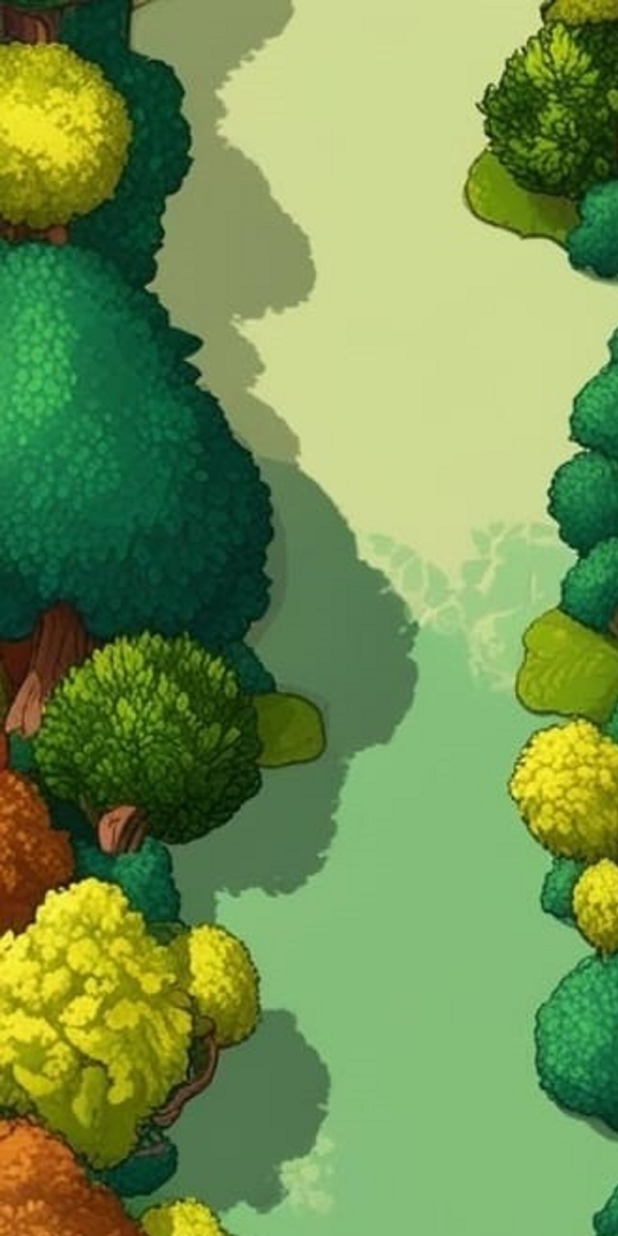
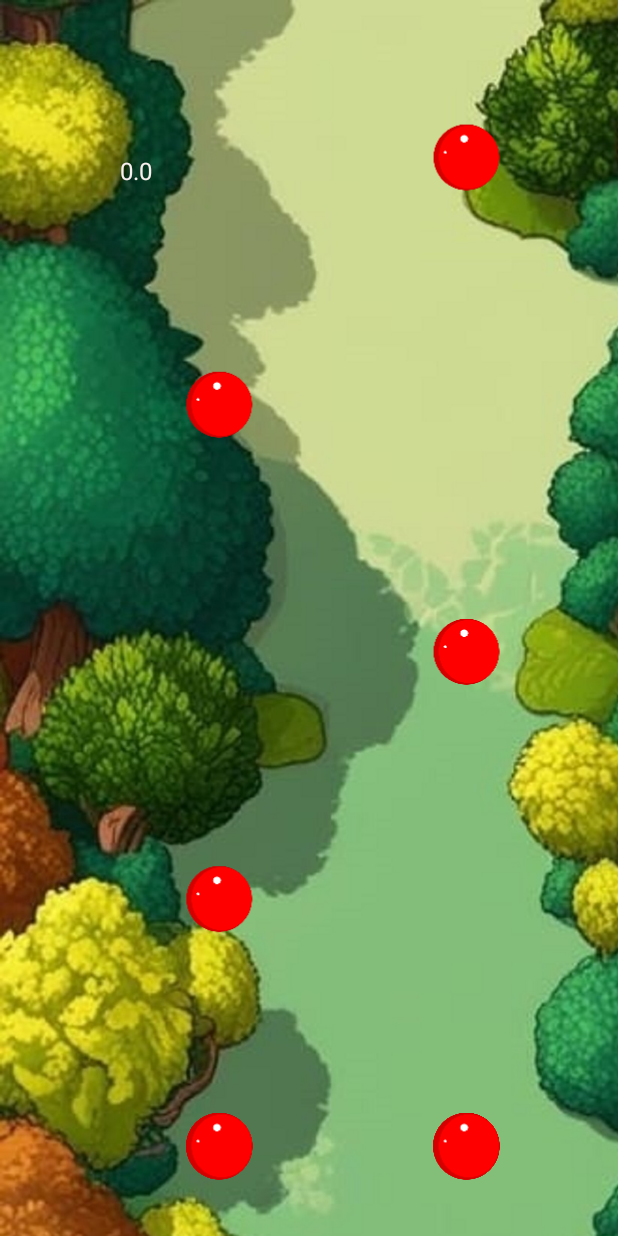
Before and after one commit to wanderson-alves-de-oliveira/buble, an Android app built with Jetpack Compose: the mapa screen opened through its navigation route, on a phone screen of 412 x 824 dp. Run offline under Robolectric (Android 15) with nearby library versions, the phone set to English and light mode, and no system bars.

Commit message:
init 04-01-2025-2

```diff
--- a/app/src/main/java/com/example/canvasteste/Game/Mapa.kt
+++ b/app/src/main/java/com/example/canvasteste/Game/Mapa.kt
@@ -6,6 +6,8 @@ import android.graphics.BitmapFactory
 import android.graphics.BitmapShader
 import android.graphics.Shader
 import android.os.Build
+import android.view.MotionEvent
+import android.view.View
 import androidx.annotation.RequiresApi
 import androidx.compose.foundation.Canvas
 import androidx.compose.foundation.gestures.detectDragGestures
@@ -16,6 +18,7 @@ import androidx.compose.foundation.layout.Box
 import androidx.compose.foundation.layout.BoxWithConstraints
 import androidx.compose.foundation.layout.Column
 import androidx.compose.foundation.layout.fillMaxSize
+import androidx.compose.foundation.layout.offset
 import androidx.compose.foundation.layout.size
 import androidx.compose.runtime.Composable
 import androidx.compose.runtime.LaunchedEffect
@@ -25,8 +28,10 @@ import androidx.compose.runtime.remember
 import androidx.compose.runtime.rememberCoroutineScope
 import androidx.compose.runtime.setValue
 import androidx.compose.ui.Alignment
+import androidx.compose.ui.ExperimentalComposeUiApi
 import androidx.compose.ui.Modifier
 import androidx.compose.ui.geometry.Offset
+import androidx.compose.ui.graphics.Color
 import androidx.compose.ui.graphics.ImageBitmap
 import androidx.compose.ui.graphics.Paint
 import androidx.compose.ui.graphics.asAndroidBitmap
@@ -34,40 +39,78 @@ import androidx.compose.ui.graphics.drawscope.drawIntoCanvas
 import androidx.compose.ui.graphics.nativeCanvas
 import androidx.compose.ui.input.pointer.PointerInputChange
 import androidx.compose.ui.input.pointer.pointerInput
+import androidx.compose.ui.input.pointer.pointerInteropFilter
 import androidx.compose.ui.platform.LocalDensity
 import androidx.compose.ui.res.imageResource
+import androidx.compose.ui.text.TextStyle
+import androidx.compose.ui.text.drawText
+import androidx.compose.ui.text.rememberTextMeasurer
+import androidx.compose.ui.text.style.TextOverflow
 import androidx.compose.ui.unit.Dp
+import androidx.compose.ui.unit.IntOffset
 import androidx.compose.ui.unit.dp
+import androidx.compose.ui.unit.sp
 import com.example.canvasteste.Game.di.GameDI.Companion.rememberDI
 import com.example.canvasteste.Game.di.engeni.ferramentas.Tela
 import com.example.canvasteste.Game.model.Viewport
 import com.example.canvasteste.Game.ui.Card
-import com.example.canvasteste.R;
+import com.example.canvasteste.Game.ui.resizeTo
+import com.example.canvasteste.R
 import kotlinx.coroutines.launch
 
+@OptIn(ExperimentalComposeUiApi::class)
 @RequiresApi(Build.VERSION_CODES.R)
 @Composable
-fun Mapa(navController: androidx.navigation.NavController,context: Context,modifier: Modifier = Modifier) {
+fun Mapa (
+    navController: androidx.navigation.NavController,
+    context: Context,
+    modifier: Modifier = Modifier
+) {
     val scrollAmount = 0.2f
 
     val tela = Tela(context)
     val coroutineScope = rememberCoroutineScope()
     val interactionSource = remember { MutableInteractionSource() }
 
+    var xy by remember { mutableStateOf(Offset(0f,0f)) }
 
     var scrollX by remember { mutableStateOf(0f) }
 
     var distancia by remember { mutableStateOf(0f) }
     var subir: Boolean by remember { mutableStateOf(false) }
+    var tr: String by remember { mutableStateOf("") }
+    val res = context.resources
+    var distancia2 by remember { mutableStateOf(0f) }
+    var yc by remember { mutableStateOf(0) }
+    var yc2 by remember { mutableStateOf(1) }
 
 
-    BoxWithConstraints (modifier = modifier.pointerInput(Unit) {
+
+    val textMeasurer = rememberTextMeasurer()
+
+
+
+    var msgem = remember {
+        textMeasurer.measure(
+            text = distancia2.toString(),
+            style = TextStyle(fontSize = 16.sp, color = Color(0xFFFAEFEF)),
+            overflow = TextOverflow.Ellipsis
+        )
+    }
+
+
+
+
+    BoxWithConstraints(modifier = modifier
+        .pointerInput(Unit) {
             var interaction: DragInteraction.Start? = null
             detectDragGestures(
                 onDragStart = {
                     coroutineScope.launch {
                         interaction = DragInteraction.Start()
                         interaction?.run {
+
+
                             interactionSource.emit(this)
                         }
                     }
@@ -75,23 +118,50 @@ fun Mapa(navController: androidx.navigation.NavController,context: Context,modif
                 onDrag = { change: PointerInputChange, dragAmount: Offset ->
 
                     var dist = dragAmount.getDistance()
-                if(dragAmount.y>0 ){
+
+
+
+                    if (dragAmount.y > 0) {
+
+                        subir = true
+                    }
+
+
+                    subir = true
+                    if (dragAmount.y > 0) {
                         scrollX += dist
-                    distancia+= dist
-                }else if(distancia>0f){
-                    scrollX -=dist
-                    distancia-= dist
+                        distancia += dist
+                        distancia2 += dist
+
+
+
+                    } else if (distancia > 0f) {
+                        scrollX -= dist
+                        distancia -= dist
+                        distancia2 -= dist
+
                     }
-                if(distancia<0f){
-                    scrollX =0f
-                    distancia=0f
+                    if (distancia < 0f) {
+                        scrollX = 0f
+                        distancia = 0f
+                        distancia2 = 0f
+
                     }
+
+
+                    msgem = textMeasurer.measure(
+                        text =distancia2.toInt().toString()+"  "+ tela.getTamanhoTela().y.toInt()/5,
+                        style = TextStyle(fontSize = 16.sp, color = Color(0xFFFAEFEF)),
+                        overflow = TextOverflow.Ellipsis
+                    )
+
+
 
                 },
                 onDragCancel = {
                     coroutineScope.launch {
                         interaction?.run {
-
+                            subir = true
 
                         }
                     }
@@ -99,18 +169,47 @@ var dist = dragAmount.getDistance()
                 onDragEnd = {
                     coroutineScope.launch {
                         interaction?.run {
-
+                            subir = true
 
                             interactionSource.emit(DragInteraction.Stop(this))
                         }
                     }
                 }
             )
-    }) {
+        }
+
+        .pointerInteropFilter {
+
+
+            when (it.action) {
+                MotionEvent.ACTION_DOWN -> {
+                    xy = Offset(it.x, it.y)
+
+                    true
+                }
+
+                MotionEvent.ACTION_MOVE -> {
+                    subir = true
+                    true
+                }
+
+                MotionEvent.ACTION_UP -> {
+
+                    subir = true
+                    true
+                }
+
+                else -> false
+            }
+            true
+        }
 
 
 
-        val viewPort = remember {Viewport(maxWidth, maxHeight)    }
+    ) {
+
+
+        val viewPort = remember { Viewport(maxWidth, maxHeight) }
         val di = rememberDI(viewPort)
 
         LaunchedEffect(key1 = Unit) {
@@ -119,63 +218,100 @@ var dist = dragAmount.getDistance()
             }
         }
 
-
+        var b1 = BitmapFactory.decodeResource(res, R.drawable.red)
 
         val paint = Paint().asFrameworkPaint().apply {
             shader = BitmapShader(
                 ImageBitmap.imageResource(id = R.drawable.ma).asAndroidBitmap()
-                    .resizeTo(((tela.getTamanhoTela().x)*6.5).toInt()),
+                    .resizeTo(((tela.getTamanhoTela().x) * 6.5).toInt()),
                 Shader.TileMode.REPEAT,
                 Shader.TileMode.MIRROR
             )
         }
+
+        val paint2 = Paint().asFrameworkPaint().apply {
+            shader = BitmapShader(
+                b1.resizeTo(45.dp.toPx().toInt()),
+                android.graphics.Shader.TileMode.DECAL,
+                android.graphics.Shader.TileMode.DECAL
+            )
+
+        }
+
+var yyu =  b1.resizeTo(45.dp.toPx().toInt()).width
+
         Canvas(modifier = Modifier.fillMaxSize()) {
             drawIntoCanvas {
+                it.save()
                 it.translate(0f, scrollX.dp.toPx())
                 it.nativeCanvas.drawPaint(
                     paint
                 )
                 it.translate(0f, 0f)
+
+
+                it.restore()
             }
+
+            for(i in 0..10) {
+                var xc = if(i%2==0) tela.getTamanhoTela().x*0.7f else  tela.getTamanhoTela().x*0.3f
+
+                drawIntoCanvas {
+                    it.save()
+                    it.translate(xc, (( ((yc * i )* -( tela.getTamanhoTela().y*0.2f)))+tela.getTamanhoTela().y*0.9f) +( distancia.dp.toPx()) )
+
+                    if(distancia2 >= tela.getTamanhoTela().y/5){
+                        yc2++
+                        distancia2=0f
+                    }
+                    it.nativeCanvas.drawPaint(
+                        paint2
+                    )
+
+                    it.restore()
+                }
+            }
+
+
+            for(i in 0..10) {
+                var xc = if(i%2==0) tela.getTamanhoTela().x*0.7f else  tela.getTamanhoTela().x*0.3f
+
+                drawIntoCanvas {
+                    it.save()
+                    it.translate(xc, (( ((yc2 * i )* -( tela.getTamanhoTela().y*0.2f)))+tela.getTamanhoTela().y*0.9f) +( distancia.dp.toPx()) )
+
+                    if(distancia2 >= tela.getTamanhoTela().y/5){
+                        yc++
+                        distancia2=0f
+                    }
+                    it.nativeCanvas.drawPaint(
+                        paint2
+                    )
+
+                    it.restore()
+                }
+            }
+
+
+
+            drawText(
+                textLayoutResult = msgem,
+                topLeft = Offset(80.dp.toPx(), 105.dp.toPx())
+            )
+
+
+
+        }
+
+
+
+
     }
 
 
 
 
 
-val tela = Tela(context)
-        if (subir) {
-            Box(
-                modifier = Modifier.fillMaxSize()
-            )
-            {
-                Column(
-                    modifier = modifier
-                        .size(250.dp, 310.dp),
-                    verticalArrangement = Arrangement.Center,
-                    horizontalAlignment = Alignment.CenterHorizontally
-                ) {
-                    val res = tela.context.resources
-                    var b = BitmapFactory.decodeResource(res, R.drawable.blue)
-                    if (Build.VERSION.SDK_INT >= Build.VERSION_CODES.S) {
-                        Card(
-                            b,
-                            tela.context,
-                            modifier = modifier,
-                            "",
-                            "Nivel 1",
-                            true,
-                            "TELA DO MAPA",
-                            onclick = {
-                                navController.navigate("game")
-                            })
-                    }
-                }
-            }
-
-        }
-
-    }
 }
 
 fun Bitmap.resizeTo(maxHeight: Int): Bitmap {
@@ -185,6 +321,7 @@ fun Bitmap.resizeTo(maxHeight: Int): Bitmap {
     val targetWidth = (maxHeight.toFloat() * sourceRatio).toInt()
     return Bitmap.createScaledBitmap(this, targetWidth, maxHeight, true)
 }
+
 @Composable
 fun Dp.toPx(): Float {
     return with(LocalDensity.current) {
```
Also changed, not shown: app/src/main/java/com/example/canvasteste/Game/ui/Player.kt (+43 -29 lines). Lines whose indentation alone changed are shown as unchanged.
